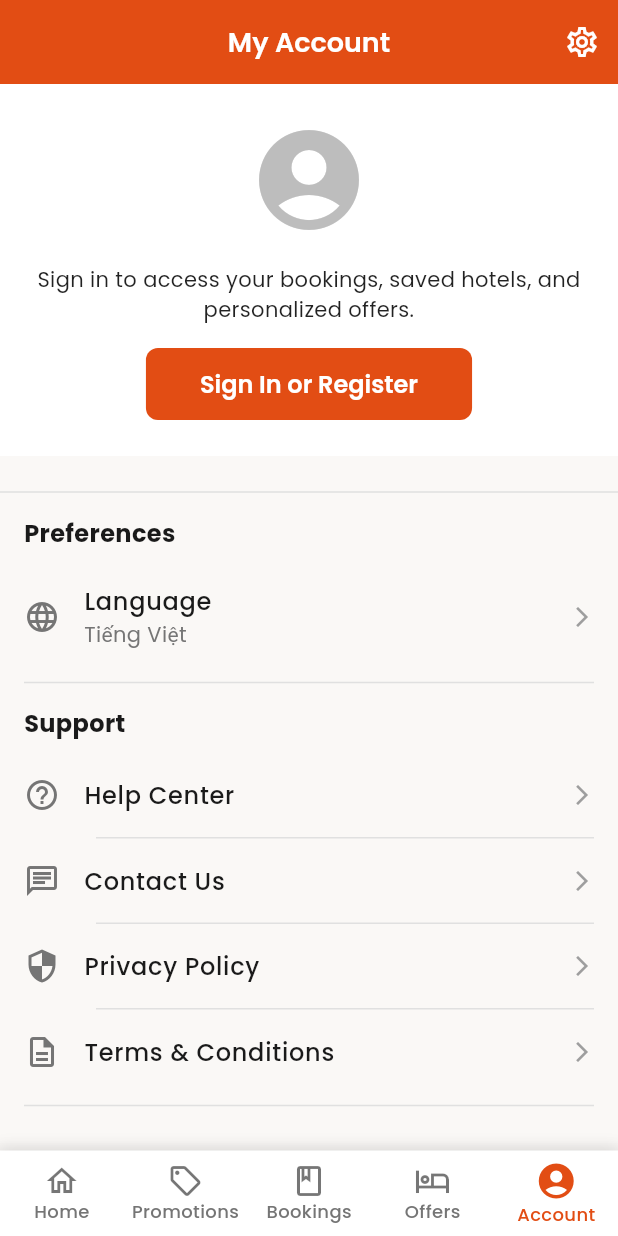
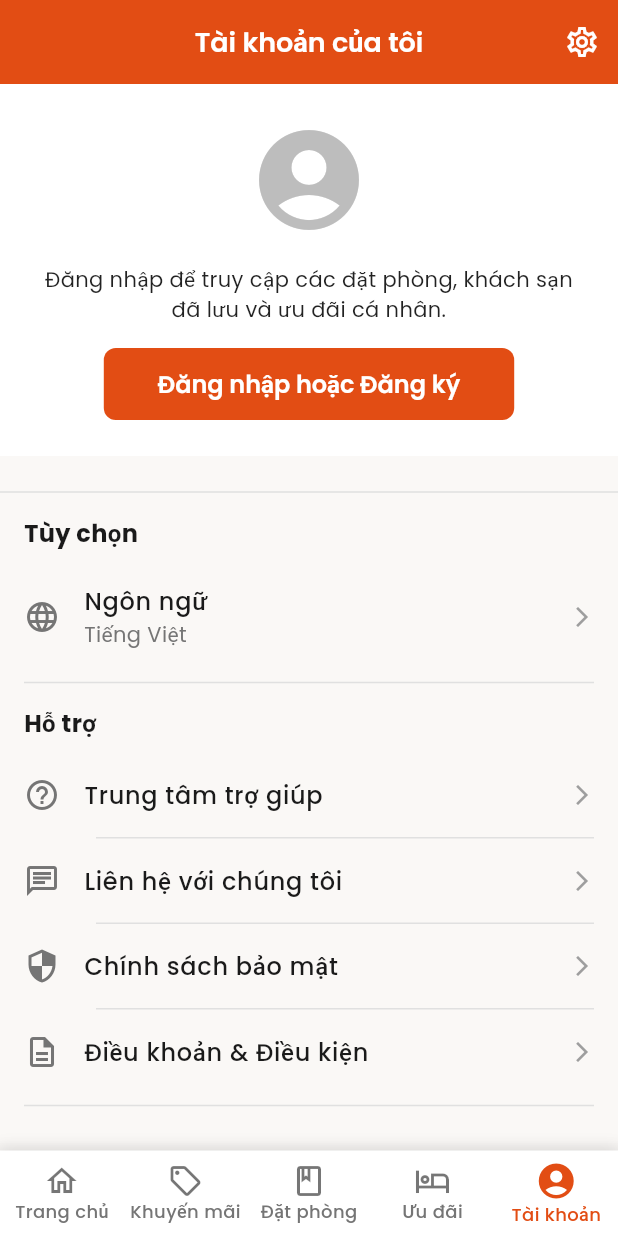
Before and after one commit to KMA-TTCS-Nhom32/hotel_mobile_app, a Flutter app: the screen it shows after launch, item 5 of the bottom bar chosen, on a phone screen of 412 x 824 dp. Run offline on Flutter 3.47's test engine with Material 3 defaults, Android fonts, the light colour scheme and no system bars; our stand-ins replace cached_network_image, carousel_slider, decimal, equatable, flutter_bloc, google_fonts and 2 more; generated files the repository leaves out were written again; network calls fail.

Commit message:
feat: add localization support with Vietnamese and English translations

```diff
--- /dev/null
+++ b/lib/core/localization/index.dart
@@ -0,0 +1,4 @@
+export 'localization_config.dart';
+export 'locale_provider.dart';
+
+// The app_localizations.dart file will be generated
--- /dev/null
+++ b/lib/core/localization/l10n/app_vi.arb
@@ -0,0 +1,65 @@
+{
+  "@@locale": "vi",
+  "appTitle": "Đặt Phòng Khách Sạn",
+
+  "@@Navigation": "--------------------------------",
+  "navHome": "Trang chủ",
+  "navPromos": "Khuyến mãi",
+  "navBookings": "Đặt phòng",
+  "navOffers": "Ưu đãi",
+  "navAccount": "Tài khoản",
+
+  "@@Home Page": "--------------------------------",
+  "homeWelcome": "Chào mừng trở lại, {userName}!",
+  "homeSearchHint": "Bạn muốn đi đâu?",
+  "homePopularDestinations": "Điểm đến phổ biến",
+  "homeTopRated": "Đánh giá cao",
+  "homeRecentlyViewed": "Đã xem gần đây",
+  "homeViewAll": "Xem tất cả",
+
+  "@@Bookings Page": "--------------------------------",
+  "bookingsTitle": "Đặt phòng của tôi",
+  "bookingsUpcoming": "Sắp tới",
+  "bookingsCompleted": "Đã hoàn thành",
+  "bookingsCancelled": "Đã hủy",
+  "bookingsNoBookings": "Không tìm thấy đặt phòng",
+  "bookingsTotal": "Tổng: {count} đặt phòng",
+
+  "@@Account Page": "--------------------------------",
+  "accountTitle": "Tài khoản của tôi",
+  "accountSignIn": "Đăng nhập hoặc Đăng ký",
+  "accountSignInMsg": "Đăng nhập để truy cập các đặt phòng, khách sạn đã lưu và ưu đãi cá nhân.",
+  "accountPersonalInfo": "Thông tin cá nhân",
+  "accountPaymentMethods": "Phương thức thanh toán",
+  "accountLoyaltyProgram": "Chương trình khách hàng thân thiết",
+  "accountBookingHistory": "Lịch sử đặt phòng",
+  "accountPreferences": "Tùy chọn",
+  "accountLanguage": "Ngôn ngữ",
+  "accountSupport": "Hỗ trợ",
+  "accountHelpCenter": "Trung tâm trợ giúp",
+  "accountContactUs": "Liên hệ với chúng tôi",
+  "accountPrivacyPolicy": "Chính sách bảo mật",
+  "accountTerms": "Điều khoản & Điều kiện",
+  "accountSignOut": "Đăng xuất",
+  "accountVersion": "Phiên bản {version}",
+
+  "@@Language Selection": "--------------------------------",
+  "languageSelect": "Chọn ngôn ngữ",
+  "languageVietnamese": "Tiếng Việt",
+  "languageEnglish": "English",
+  "languageChanged": "Đã thay đổi ngôn ngữ thành: {language}",
+
+  "@@Common": "--------------------------------",
+  "cancel": "Hủy",
+  "confirm": "Xác nhận",
+  "save": "Lưu",
+  "delete": "Xóa",
+  "edit": "Sửa",
+  "ok": "OK",
+  "error": "Lỗi",
+  "success": "Thành công",
+  "loading": "Đang tải...",
+  "retry": "Thử lại",
+  "noData": "Không có dữ liệu",
+  "guest": "Khách"
+}
--- /dev/null
+++ b/lib/core/localization/locale_provider.dart
@@ -0,0 +1,52 @@
+import 'package:flutter/material.dart';
+import 'package:shared_preferences/shared_preferences.dart';
+
+class LocaleProvider extends ChangeNotifier {
+  static const String _languageKey = 'selected_language';
+
+  // Default locale (Vietnamese)
+  Locale _locale = const Locale('vi');
+
+  // Getter for current locale
+  Locale get locale => _locale;
+
+  // Initialize locale from shared preferences
+  Future<void> init() async {
+    final prefs = await SharedPreferences.getInstance();
+    final String? languageCode = prefs.getString(_languageKey);
+
+    // If language was previously saved, use it
+    if (languageCode != null) {
+      _locale = Locale(languageCode);
+    }
+
+    // Notify listeners about the initial locale
+    notifyListeners();
+  }
+
+  // Update locale
+  Future<void> setLocale(Locale locale) async {
+    if (_locale == locale) return;
+
+    _locale = locale;
+
+    // Save to shared preferences
+    final prefs = await SharedPreferences.getInstance();
+    await prefs.setString(_languageKey, locale.languageCode);
+
+    // Notify listeners about the locale change
+    notifyListeners();
+  }
+
+  // Get display name of current language
+  String getDisplayLanguage() {
+    switch (_locale.languageCode) {
+      case 'vi':
+        return 'Tiếng Việt';
+      case 'en':
+        return 'English';
+      default:
+        return 'Tiếng Việt';
+    }
+  }
+}
--- /dev/null
+++ b/lib/core/localization/localization_config.dart
@@ -0,0 +1,42 @@
+import 'package:flutter/material.dart';
+import 'package:flutter_localizations/flutter_localizations.dart';
+import 'package:flutter_gen/gen_l10n/app_localizations.dart';
+
+class LocalizationConfig {
+  // Supported languages
+  static const List<Locale> supportedLocales = [
+    Locale('vi'), // Vietnamese (default)
+    Locale('en'), // English
+  ];
+
+  // Delegates that provide localized resources
+  static const List<LocalizationsDelegate> localizationsDelegates = [
+    AppLocalizations.delegate,
+    GlobalMaterialLocalizations.delegate,
+    GlobalWidgetsLocalizations.delegate,
+    GlobalCupertinoLocalizations.delegate,
+  ];
+
+  // Determines the app's locale based on the device locale
+  static Locale? localeResolutionCallback(
+    Locale? locale,
+    Iterable<Locale> supportedLocales,
+  ) {
+    // If device locale is supported, use it
+    if (locale != null) {
+      for (final supportedLocale in supportedLocales) {
+        if (supportedLocale.languageCode == locale.languageCode) {
+          return supportedLocale;
+        }
+      }
+    }
+
+    // Default to Vietnamese
+    return const Locale('vi');
+  }
+}
+
+// Extension to easily access translations
+extension LocalizationExtension on BuildContext {
+  AppLocalizations get loc => AppLocalizations.of(this)!;
+}
--- a/lib/features/account/presentation/pages/account_page.dart
+++ b/lib/features/account/presentation/pages/account_page.dart
@@ -1,4 +1,7 @@
 import 'package:flutter/material.dart';
+import 'package:provider/provider.dart';
+import '../../../../core/localization/index.dart';
+import 'package:flutter_gen/gen_l10n/app_localizations.dart';
 import '../widgets/profile_header.dart';
 import '../widgets/account_menu_item.dart';
 
@@ -10,10 +13,6 @@ class AccountPage extends StatefulWidget {
 }
 
 class _AccountPageState extends State<AccountPage> {
-  // Default language (Vietnamese)
-  String _currentLanguage =
-      'Tiếng Việt'; // This would come from a language provider in a real app
-
   // In a real app, this would come from user authentication state
   final bool _isLoggedIn = false;
 
@@ -21,7 +20,7 @@ class _AccountPageState extends State<AccountPage> {
   Widget build(BuildContext context) {
     return Scaffold(
       appBar: AppBar(
-        title: const Text('My Account'),
+        title: Text(AppLocalizations.of(context)!.accountTitle),
         centerTitle: true,
         elevation: 0,
         actions: [
@@ -69,7 +68,7 @@ class _AccountPageState extends State<AccountPage> {
                     if (_isLoggedIn)
                       AccountMenuItem(
                         icon: Icons.logout,
-                        title: 'Sign Out',
+                        title: AppLocalizations.of(context)!.accountSignOut,
                         onTap: () {
                           // Handle sign out
                         },
@@ -79,7 +78,7 @@ class _AccountPageState extends State<AccountPage> {
                     if (!_isLoggedIn)
                       AccountMenuItem(
                         icon: Icons.login,
-                        title: 'Sign In',
+                        title: AppLocalizations.of(context)!.accountSignIn,
                         onTap: () {
                           // Navigate to sign in screen
                         },
@@ -87,10 +86,13 @@ class _AccountPageState extends State<AccountPage> {
                         iconColor: Theme.of(context).primaryColor,
                       ),
                     const SizedBox(height: 24),
-                    const Center(
+                    Center(
                       child: Text(
-                        'Version 1.0.0',
-                        style: TextStyle(fontSize: 12, color: Colors.grey),
+                        AppLocalizations.of(context)!.accountVersion('1.0.0'),
+                        style: const TextStyle(
+                          fontSize: 12,
+                          color: Colors.grey,
+                        ),
                       ),
                     ),
                     const SizedBox(height: 24),
@@ -105,6 +107,7 @@ class _AccountPageState extends State<AccountPage> {
   }
 
   Widget _buildSignInSection(BuildContext context) {
+    final loc = AppLocalizations.of(context)!;
     return Container(
       padding: const EdgeInsets.all(24),
       width: double.infinity,
@@ -113,10 +116,10 @@ class _AccountPageState extends State<AccountPage> {
         children: [
           Icon(Icons.account_circle, size: 80, color: Colors.grey[400]),
           const SizedBox(height: 16),
-          const Text(
-            'Sign in to access your bookings, saved hotels, and personalized offers.',
+          Text(
+            loc.accountSignInMsg,
             textAlign: TextAlign.center,
-            style: TextStyle(fontSize: 14, color: Colors.black87),
+            style: const TextStyle(fontSize: 14, color: Colors.black87),
           ),
           const SizedBox(height: 16),
           ElevatedButton(
@@ -129,7 +132,7 @@ class _AccountPageState extends State<AccountPage> {
                 borderRadius: BorderRadius.circular(8),
               ),
             ),
-            child: const Text('Sign In or Register'),
+            child: Text(loc.accountSignIn),
           ),
         ],
       ),
@@ -137,19 +140,20 @@ class _AccountPageState extends State<AccountPage> {
   }
 
   Widget _buildAccountSection(BuildContext context) {
+    final loc = AppLocalizations.of(context)!;
     return Column(
       crossAxisAlignment: CrossAxisAlignment.start,
       children: [
-        const Padding(
-          padding: EdgeInsets.symmetric(vertical: 8.0),
+        Padding(
+          padding: const EdgeInsets.symmetric(vertical: 8.0),
           child: Text(
-            'Account',
-            style: TextStyle(fontSize: 16, fontWeight: FontWeight.bold),
+            loc.accountTitle,
+            style: const TextStyle(fontSize: 16, fontWeight: FontWeight.bold),
           ),
         ),
         AccountMenuItem(
           icon: Icons.person_outline,
-          title: 'Personal Information',
+          title: loc.accountPersonalInfo,
           onTap: () {
             // Navigate to personal information
           },
@@ -157,7 +161,7 @@ class _AccountPageState extends State<AccountPage> {
         ),
         AccountMenuItem(
           icon: Icons.credit_card_outlined,
-          title: 'Payment Methods',
+          title: loc.accountPaymentMethods,
           onTap: () {
             // Navigate to payment methods
           },
@@ -165,7 +169,7 @@ class _AccountPageState extends State<AccountPage> {
         ),
         AccountMenuItem(
           icon: Icons.card_membership_outlined,
-          title: 'Loyalty Program',
+          title: loc.accountLoyaltyProgram,
           onTap: () {
             // Navigate to loyalty program
           },
@@ -173,7 +177,7 @@ class _AccountPageState extends State<AccountPage> {
         ),
         AccountMenuItem(
           icon: Icons.history_outlined,
-          title: 'Booking History',
+          title: loc.accountBookingHistory,
           onTap: () {
             // Navigate to booking history
           },
@@ -184,40 +188,53 @@ class _AccountPageState extends State<AccountPage> {
   }
 
   Widget _buildPreferencesSection(BuildContext context) {
+    // Get localization
+    final loc = AppLocalizations.of(context)!;
+
+    // Get the current locale display name
+    final localeProvider = Provider.of<LocaleProvider>(context);
+    final String displayLanguage = localeProvider.getDisplayLanguage();
+
     return Column(
       crossAxisAlignment: CrossAxisAlignment.start,
       children: [
-        const Padding(
-          padding: EdgeInsets.symmetric(vertical: 8.0),
+        Padding(
+          padding: const EdgeInsets.symmetric(vertical: 8.0),
           child: Text(
-            'Preferences',
-            style: TextStyle(fontSize: 16, fontWeight: FontWeight.bold),
+            loc.accountPreferences,
+            style: const TextStyle(fontSize: 16, fontWeight: FontWeight.bold),
           ),
         ),
         AccountMenuItem(
           icon: Icons.language_outlined,
-          title: 'Language',
-          subtitle: _currentLanguage,
+          title: loc.accountLanguage,
+          subtitle: displayLanguage,
           onTap: () {
-            _showLanguageSelectionDialog(context, _currentLanguage);
+            _showLanguageSelectionDialog(context, displayLanguage);
           },
           showDivider: false,
         ),
       ],
     );
-  }
+  } // Show language selection dialog
 
-  // Show language selection dialog
   void _showLanguageSelectionDialog(
     BuildContext context,
     String currentLanguage,
   ) {
+    // Get the LocaleProvider instance
+    final localeProvider = Provider.of<LocaleProvider>(context, listen: false);
+
+    // Get localized strings
+    final loc = AppLocalizations.of(context);
+    if (loc == null) return; // Safety check
+
     showDialog<String>(
       context: context,
       builder: (BuildContext context) {
         return AlertDialog(
           title: Text(
-            'Select Language',
+            loc.languageSelect,
             style: TextStyle(
               color: Theme.of(context).colorScheme.primary,
               fontWeight: FontWeight.bold,
@@ -233,11 +250,13 @@ class _AccountPageState extends State<AccountPage> {
             children: [
               // Vietnamese option
               RadioListTile<String>(
-                title: const Text('Tiếng Việt'),
+                title: Text(loc.languageVietnamese),
                 value: 'Tiếng Việt',
                 groupValue: currentLanguage,
                 activeColor: Theme.of(context).colorScheme.primary,
                 onChanged: (value) {
+                  // Set locale to Vietnamese
+                  localeProvider.setLocale(const Locale('vi'));
                   Navigator.pop(context, value);
                 },
                 selected: currentLanguage == 'Tiếng Việt',
@@ -251,11 +270,13 @@ class _AccountPageState extends State<AccountPage> {
               ),
               // English option
               RadioListTile<String>(
-                title: const Text('English'),
+                title: Text(loc.languageEnglish),
                 value: 'English',
                 groupValue: currentLanguage,
                 activeColor: Theme.of(context).colorScheme.primary,
                 onChanged: (value) {
+                  // Set locale to English
+                  localeProvider.setLocale(const Locale('en'));
                   Navigator.pop(context, value);
                 },
                 selected: currentLanguage == 'English',
@@ -275,7 +296,7 @@ class _AccountPageState extends State<AccountPage> {
                 Navigator.pop(context);
               },
               child: Text(
-                'Cancel',
+                loc.cancel,
                 style: TextStyle(
                   color: Theme.of(context).colorScheme.primary,
                   fontWeight: FontWeight.bold,
@@ -287,21 +308,17 @@ class _AccountPageState extends State<AccountPage> {
       },
     ).then((selectedLanguage) {
       if (selectedLanguage != null) {
-        // Update state with the new language
-        setState(() {
-          _currentLanguage = selectedLanguage;
-        });
-
-        // In a real app, this would update app's locale
-        // For example: context.read<LocaleProvider>().setLocale(selectedLanguage == 'English' ? Locale('en') : Locale('vi'))
+        // No need to update state manually as Provider will trigger rebuild
 
         // Dismiss any existing snackbars first
-        ScaffoldMessenger.of(context).hideCurrentSnackBar();
-
-        // Show a brief confirmation with the new language
+        ScaffoldMessenger.of(
+          context,
+        ).hideCurrentSnackBar(); // Show a brief confirmation with the new language
         ScaffoldMessenger.of(context).showSnackBar(
           SnackBar(
-            content: Text('Selected language: $selectedLanguage'),
+            content: Text(
+              AppLocalizations.of(context)!.languageChanged(selectedLanguage),
+            ),
             duration: const Duration(milliseconds: 800),
             behavior: SnackBarBehavior.floating,
             margin: const EdgeInsets.only(bottom: 10, left: 10, right: 10),
@@ -315,19 +332,20 @@ class _AccountPageState extends State<AccountPage> {
   }
 
   Widget _buildSupportSection(BuildContext context) {
+    final loc = AppLocalizations.of(context)!;
     return Column(
       crossAxisAlignment: CrossAxisAlignment.start,
       children: [
-        const Padding(
-          padding: EdgeInsets.symmetric(vertical: 8.0),
+        Padding(
+          padding: const EdgeInsets.symmetric(vertical: 8.0),
           child: Text(
-            'Support',
-            style: TextStyle(fontSize: 16, fontWeight: FontWeight.bold),
+            loc.accountSupport,
+            style: const TextStyle(fontSize: 16, fontWeight: FontWeight.bold),
           ),
         ),
         AccountMenuItem(
           icon: Icons.help_outline,
-          title: 'Help Center',
+          title: loc.accountHelpCenter,
           onTap: () {
             // Navigate to help center
           },
@@ -335,7 +353,7 @@ class _AccountPageState extends State<AccountPage> {
         ),
         AccountMenuItem(
           icon: Icons.chat_outlined,
-          title: 'Contact Us',
+          title: loc.accountContactUs,
           onTap: () {
             // Navigate to contact us
           },
@@ -343,7 +361,7 @@ class _AccountPageState extends State<AccountPage> {
         ),
         AccountMenuItem(
           icon: Icons.security_outlined,
-          title: 'Privacy Policy',
+          title: loc.accountPrivacyPolicy,
           onTap: () {
             // Navigate to privacy policy
           },
@@ -351,7 +369,7 @@ class _AccountPageState extends State<AccountPage> {
         ),
         AccountMenuItem(
           icon: Icons.description_outlined,
-          title: 'Terms & Conditions',
+          title: loc.accountTerms,
           onTap: () {
             // Navigate to terms and conditions
           },
--- a/lib/features/navigation/presentation/pages/main_navigation_screen.dart
+++ b/lib/features/navigation/presentation/pages/main_navigation_screen.dart
@@ -1,5 +1,6 @@
 import 'package:flutter/material.dart';
 import 'package:flutter_bloc/flutter_bloc.dart';
+import 'package:flutter_gen/gen_l10n/app_localizations.dart';
 import '../../cubit/main_tab_cubit.dart';
 import '../../../home/presentation/pages/home_page.dart';
 import '../../../promotions/presentation/pages/promotions_page.dart';
@@ -53,6 +54,8 @@ class _MainNavigationView extends StatelessWidget {
   }
 
   Widget _buildBottomNavigationBar(BuildContext context, MainTab currentTab) {
+    final loc = AppLocalizations.of(context)!;
+
     return Container(
       decoration: BoxDecoration(
         boxShadow: [
@@ -78,31 +81,31 @@ class _MainNavigationView extends StatelessWidget {
           size: 24,
           color: Theme.of(context).colorScheme.onSurface.withOpacity(0.6),
         ),
-        items: const [
+        items: [
           BottomNavigationBarItem(
-            icon: Icon(Icons.home_outlined),
-            activeIcon: Icon(Icons.home),
-            label: 'Home',
+            icon: const Icon(Icons.home_outlined),
+            activeIcon: const Icon(Icons.home),
+            label: loc.navHome,
           ),
           BottomNavigationBarItem(
-            icon: Icon(Icons.local_offer_outlined),
-            activeIcon: Icon(Icons.local_offer),
-            label: 'Promotions',
+            icon: const Icon(Icons.local_offer_outlined),
+            activeIcon: const Icon(Icons.local_offer),
+            label: loc.navPromos,
           ),
           BottomNavigationBarItem(
-            icon: Icon(Icons.book_outlined),
-            activeIcon: Icon(Icons.book),
-            label: 'Bookings',
+            icon: const Icon(Icons.book_outlined),
+            activeIcon: const Icon(Icons.book),
+            label: loc.navBookings,
           ),
           BottomNavigationBarItem(
-            icon: Icon(Icons.hotel_outlined),
-            activeIcon: Icon(Icons.hotel),
-            label: 'Offers',
+            icon: const Icon(Icons.hotel_outlined),
+            activeIcon: const Icon(Icons.hotel),
+            label: loc.navOffers,
           ),
           BottomNavigationBarItem(
-            icon: Icon(Icons.account_circle_outlined),
-            activeIcon: Icon(Icons.account_circle),
-            label: 'Account',
+            icon: const Icon(Icons.account_circle_outlined),
+            activeIcon: const Icon(Icons.account_circle),
+            label: loc.navAccount,
           ),
         ],
       ),
--- a/lib/main.dart
+++ b/lib/main.dart
@@ -1,6 +1,8 @@
 import 'package:flutter/material.dart';
 import 'package:flutter/services.dart';
+import 'package:provider/provider.dart';
 import 'core/theme/app_theme.dart';
+import 'core/localization/index.dart';
 import 'features/navigation/presentation/pages/main_navigation_screen.dart';
 
 void main() async {
@@ -17,18 +19,35 @@ void main() async {
     SystemUiOverlayStyle.light.copyWith(statusBarColor: Colors.transparent),
   );
 
-  runApp(const MyApp());
+  // Initialize LocaleProvider
+  final localeProvider = LocaleProvider();
+  await localeProvider.init();
+
+  runApp(
+    ChangeNotifierProvider<LocaleProvider>(
+      create: (_) => localeProvider,
+      child: const MyApp(),
+    ),
+  );
 }
 
 class MyApp extends StatelessWidget {
   const MyApp({super.key});
-
   @override
   Widget build(BuildContext context) {
+    // Get current locale from provider
+    final localeProvider = Provider.of<LocaleProvider>(context);
+
     return MaterialApp(
       title: 'AHomeVilla Hotel',
       debugShowCheckedModeBanner: false,
       theme: AppTheme.lightTheme,
+
+      // Localization configuration
+      locale: localeProvider.locale,
+      supportedLocales: LocalizationConfig.supportedLocales,
+      localizationsDelegates: LocalizationConfig.localizationsDelegates,
+      localeResolutionCallback: LocalizationConfig.localeResolutionCallback,
       darkTheme: AppTheme.darkTheme,
       themeMode: ThemeMode.light, // Default to light theme
       home: const MainNavigationScreen(),
--- a/pubspec.yaml
+++ b/pubspec.yaml
@@ -9,7 +9,10 @@ environment:
 dependencies:
   flutter:
     sdk: flutter
+  flutter_localizations:
+    sdk: flutter
   flutter_bloc: ^8.1.5
+  provider: ^6.1.2
   equatable: ^2.0.5
   dio: ^5.4.1
   shared_preferences: ^2.2.2
@@ -49,6 +52,7 @@ dev_dependencies:
 
 flutter:
   uses-material-design: true
+  generate: true # Generates localization code
 
   assets:
     - assets/images/
```
Also changed, not shown: l10n.yaml (added, +8 -0 lines), lib/core/localization/l10n/app_en.arb (added, +93 -0 lines), lib/features/bookings/presentation/pages/bookings_page.dart (+21 -10 lines), lib/features/home/presentation/pages/home_page.dart (+5 -2 lines), pubspec.lock.
